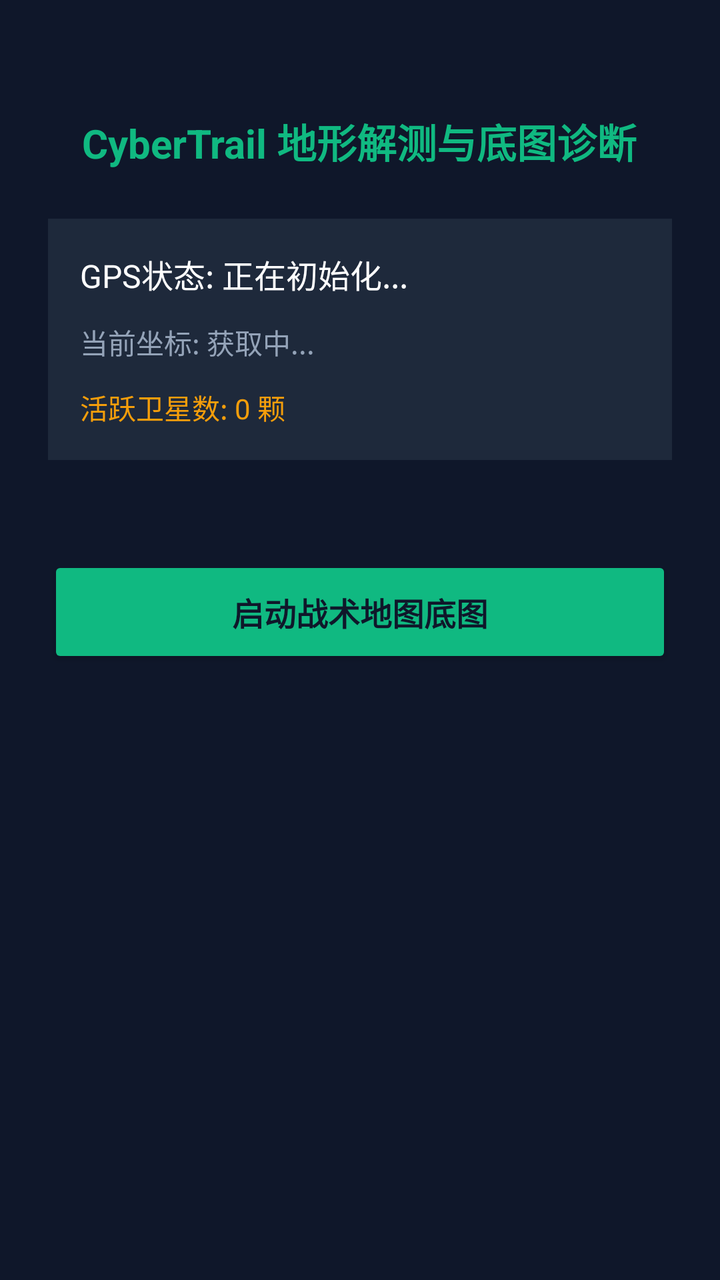
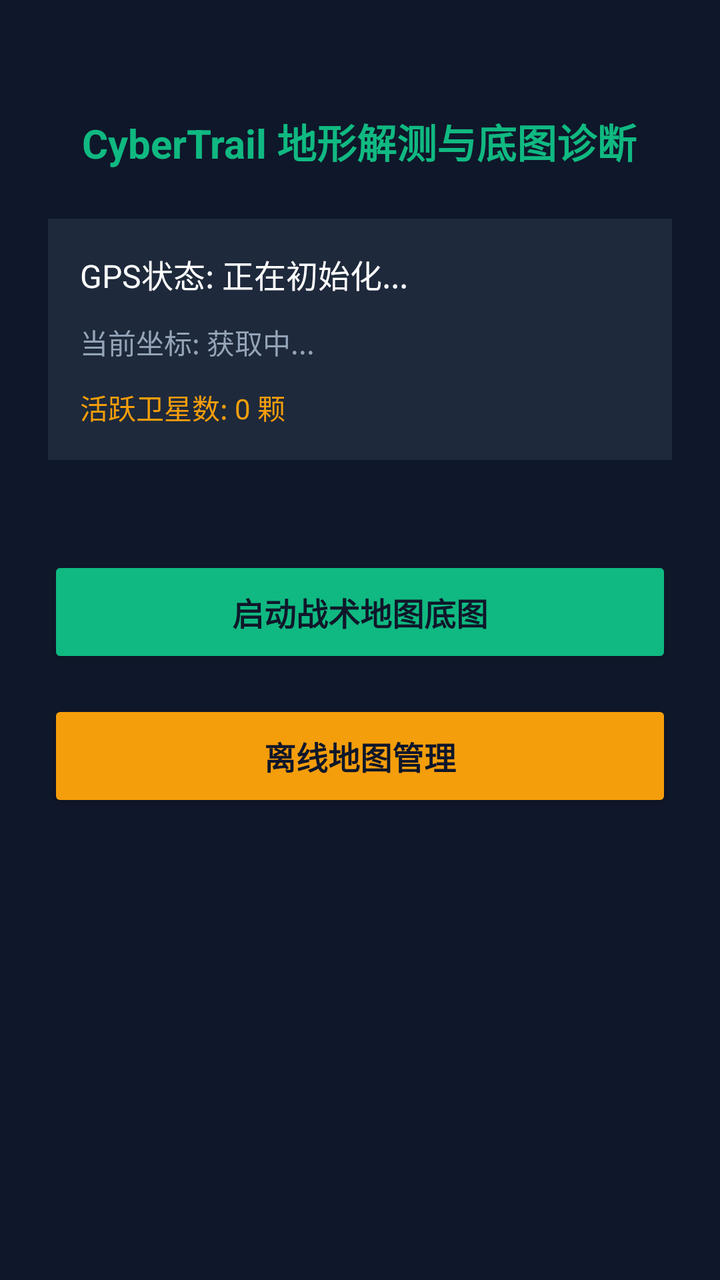

Compare the two renders of this Android layout. The source of the first and the diff that turns it into the second are given below.
<!-- AndroidManifest.xml: application theme Theme.CyberTrail -->
<!-- res/layout/activity_main.xml -->
<?xml version="1.0" encoding="utf-8"?>
<LinearLayout xmlns:android="http://schemas.android.com/apk/res/android"
    android:layout_width="match_parent"
    android:layout_height="match_parent"
    android:orientation="vertical"
    android:background="@color/cyber_slate"
    android:padding="24dp"
    android:gravity="center_horizontal">

    <TextView
        android:id="@+id/tv_title"
        android:layout_width="wrap_content"
        android:layout_height="wrap_content"
        android:text="@string/title_diagnostic"
        android:textColor="@color/cyber_green"
        android:textSize="20sp"
        android:textStyle="bold"
        android:layout_marginTop="32dp"
        android:layout_marginBottom="24dp"
        android:gravity="center" />

    <LinearLayout
        android:layout_width="match_parent"
        android:layout_height="wrap_content"
        android:orientation="vertical"
        android:background="@color/cyber_dark_gray"
        android:padding="16dp"
        android:layout_marginBottom="24dp">

        <TextView
            android:id="@+id/tv_gps_status"
            android:layout_width="wrap_content"
            android:layout_height="wrap_content"
            android:text="GPS状态: 正在初始化..."
            android:textColor="@color/white"
            android:textSize="16sp"
            android:layout_marginBottom="12dp" />

        <TextView
            android:id="@+id/tv_coordinates"
            android:layout_width="wrap_content"
            android:layout_height="wrap_content"
            android:text="当前坐标: 获取中..."
            android:textColor="@color/cyber_light_gray"
            android:textSize="14sp"
            android:layout_marginBottom="12dp" />

        <TextView
            android:id="@+id/tv_satellites"
            android:layout_width="wrap_content"
            android:layout_height="wrap_content"
            android:text="活跃卫星数: 0 颗"
            android:textColor="@color/cyber_amber"
            android:textSize="14sp" />
    </LinearLayout>

    <Button
        android:id="@+id/btn_launch_map"
        android:layout_width="match_parent"
        android:layout_height="56dp"
        android:text="@string/btn_start_map"
        android:backgroundTint="@color/cyber_green"
        android:textColor="@color/cyber_slate"
        android:textStyle="bold"
        android:textSize="16sp"
        android:layout_marginTop="24dp" />

</LinearLayout>
<!-- resources referenced by this layout -->
<resources>
  <color name="cyber_amber">#FFF59E0B</color>
  <color name="cyber_dark_gray">#FF1E293B</color>
  <color name="cyber_green">#FF10B981</color>
  <color name="cyber_light_gray">#FF94A3B8</color>
  <color name="cyber_slate">#FF0F172A</color>
  <color name="white">#FFFFFFFF</color>
  <string name="btn_start_map">启动战术地图底图</string>
  <string name="title_diagnostic">CyberTrail 地形解测与底图诊断</string>
  <style name="Theme.CyberTrail" parent="Theme.MaterialComponents.DayNight.NoActionBar">
          
          <item name="colorPrimary">@color/cyber_green</item>
          <item name="colorPrimaryVariant">@color/cyber_slate</item>
          <item name="colorOnPrimary">@color/white</item>
          
          <item name="android:statusBarColor">@color/cyber_slate</item>
      </style>
</resources>

<!-- the commit's change to res/layout/activity_main.xml (unified diff, before → after) -->
@@ -65,4 +65,16 @@
         android:textSize="16sp"
         android:layout_marginTop="24dp" />
 
+    <Button
+        android:id="@+id/btn_launch_offline_maps"
+        android:layout_width="match_parent"
+        android:layout_height="56dp"
+        android:text="离线地图管理"
+        android:backgroundTint="@color/cyber_amber"
+        android:textColor="@color/cyber_slate"
+        android:textStyle="bold"
+        android:textSize="16sp"
+        android:layout_marginTop="16dp" />
+
+
 </LinearLayout>
